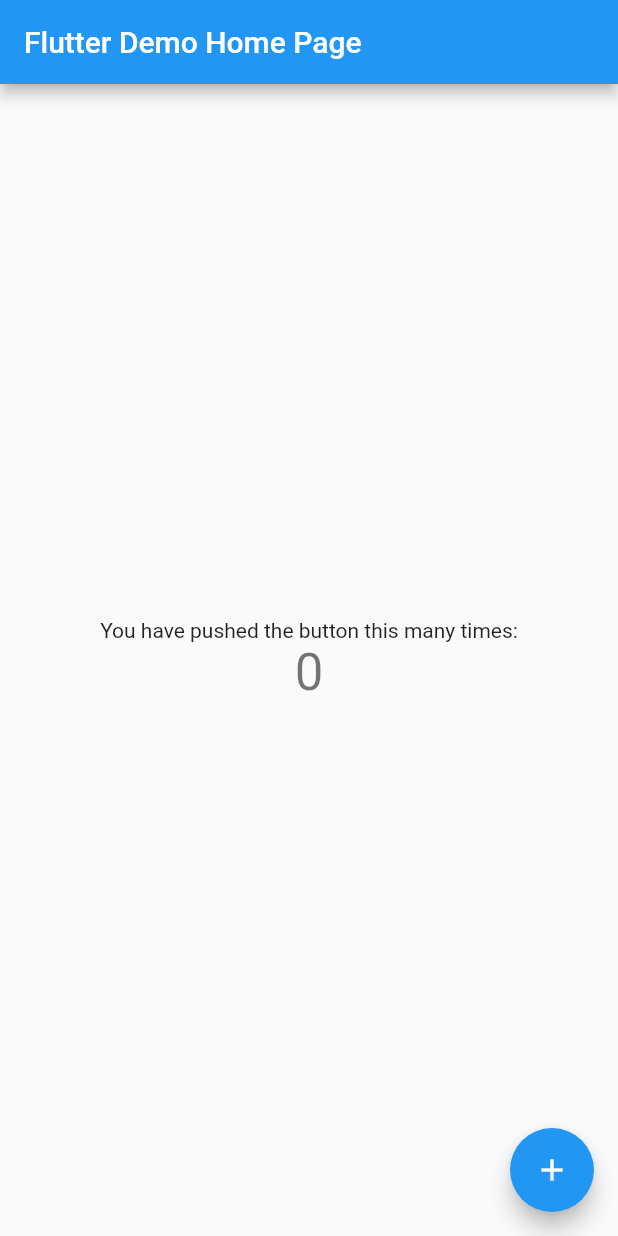
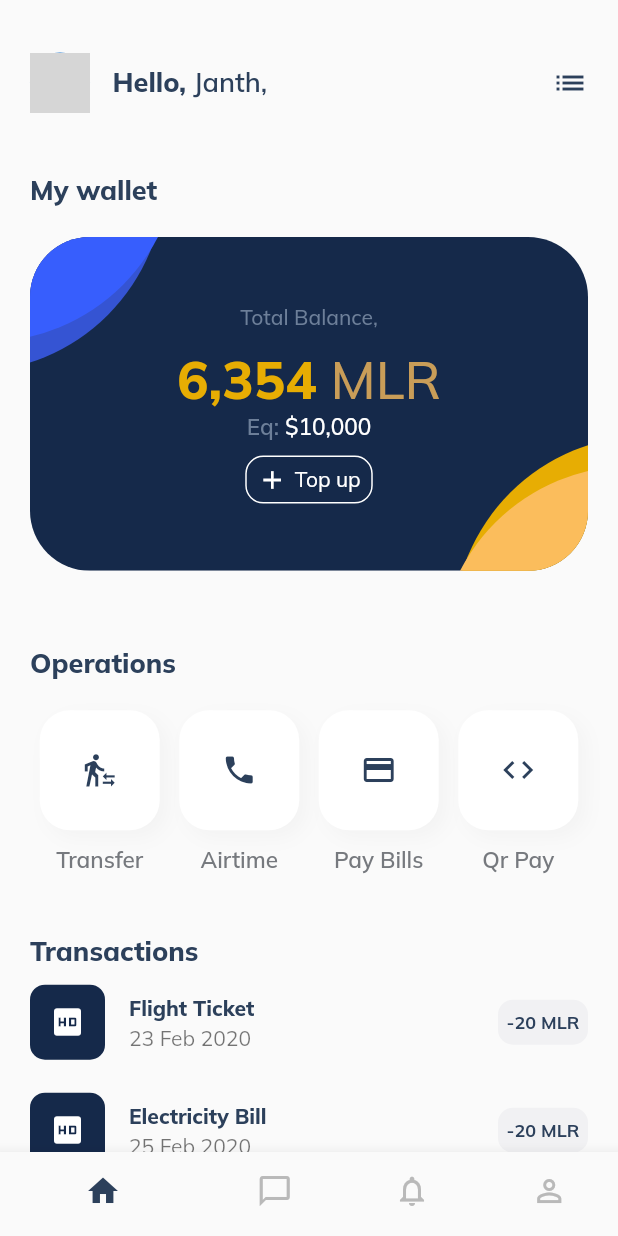
Before and after one commit to bcExpt1123/flutter-wallet-app, a Flutter app: the screen it shows after launch, on a phone screen of 412 x 824 dp. Run offline on Flutter 3.47's test engine with Material 2 defaults, Android fonts, the phone set to English and light mode, and no system bars; our stand-ins replace google_fonts; network calls fail; grey boxes are pictures that could not be loaded.

Commit message:
home page added

```diff
--- a/lib/main.dart
+++ b/lib/main.dart
@@ -1,111 +1,23 @@
 import 'package:flutter/material.dart';
+import 'package:flutter_wallet_app/src/theme/theme.dart';
+import 'package:google_fonts/google_fonts.dart';
+
+import 'src/pages/homePage.dart';
 
 void main() => runApp(MyApp());
 
 class MyApp extends StatelessWidget {
-  // This widget is the root of your application.
   @override
   Widget build(BuildContext context) {
     return MaterialApp(
-      title: 'Flutter Demo',
-      theme: ThemeData(
-        // This is the theme of your application.
-        //
-        // Try running your application with "flutter run". You'll see the
-        // application has a blue toolbar. Then, without quitting the app, try
-        // changing the primarySwatch below to Colors.green and then invoke
-        // "hot reload" (press "r" in the console where you ran "flutter run",
-        // or simply save your changes to "hot reload" in a Flutter IDE).
-        // Notice that the counter didn't reset back to zero; the application
-        // is not restarted.
-        primarySwatch: Colors.blue,
+      title: 'Wallet App',
+      debugShowCheckedModeBanner: false,
+      theme: AppTheme.lightTheme.copyWith(
+        textTheme: GoogleFonts.muliTextTheme(
+          Theme.of(context).textTheme,
+        ),
       ),
-      home: MyHomePage(title: 'Flutter Demo Home Page'),
+      home: HomePage(),
     );
   }
 }
-
-class MyHomePage extends StatefulWidget {
-  MyHomePage({Key key, this.title}) : super(key: key);
-
-  // This widget is the home page of your application. It is stateful, meaning
-  // that it has a State object (defined below) that contains fields that affect
-  // how it looks.
-
-  // This class is the configuration for the state. It holds the values (in this
-  // case the title) provided by the parent (in this case the App widget) and
-  // used by the build method of the State. Fields in a Widget subclass are
-  // always marked "final".
-
-  final String title;
-
-  @override
-  _MyHomePageState createState() => _MyHomePageState();
-}
-
-class _MyHomePageState extends State<MyHomePage> {
-  int _counter = 0;
-
-  void _incrementCounter() {
-    setState(() {
-      // This call to setState tells the Flutter framework that something has
-      // changed in this State, which causes it to rerun the build method below
-      // so that the display can reflect the updated values. If we changed
-      // _counter without calling setState(), then the build method would not be
-      // called again, and so nothing would appear to happen.
-      _counter++;
-    });
-  }
-
-  @override
-  Widget build(BuildContext context) {
-    // This method is rerun every time setState is called, for instance as done
-    // by the _incrementCounter method above.
-    //
-    // The Flutter framework has been optimized to make rerunning build methods
-    // fast, so that you can just rebuild anything that needs updating rather
-    // than having to individually change instances of widgets.
-    return Scaffold(
-      appBar: AppBar(
-        // Here we take the value from the MyHomePage object that was created by
-        // the App.build method, and use it to set our appbar title.
-        title: Text(widget.title),
-      ),
-      body: Center(
-        // Center is a layout widget. It takes a single child and positions it
-        // in the middle of the parent.
-        child: Column(
-          // Column is also a layout widget. It takes a list of children and
-          // arranges them vertically. By default, it sizes itself to fit its
-          // children horizontally, and tries to be as tall as its parent.
-          //
-          // Invoke "debug painting" (press "p" in the console, choose the
-          // "Toggle Debug Paint" action from the Flutter Inspector in Android
-          // Studio, or the "Toggle Debug Paint" command in Visual Studio Code)
-          // to see the wireframe for each widget.
-          //
-          // Column has various properties to control how it sizes itself and
-          // how it positions its children. Here we use mainAxisAlignment to
-          // center the children vertically; the main axis here is the vertical
-          // axis because Columns are vertical (the cross axis would be
-          // horizontal).
-          mainAxisAlignment: MainAxisAlignment.center,
-          children: <Widget>[
-            Text(
-              'You have pushed the button this many times:',
-            ),
-            Text(
-              '$_counter',
-              style: Theme.of(context).textTheme.display1,
-            ),
-          ],
-        ),
-      ),
-      floatingActionButton: FloatingActionButton(
-        onPressed: _incrementCounter,
-        tooltip: 'Increment',
-        child: Icon(Icons.add),
-      ), // This trailing comma makes auto-formatting nicer for build methods.
-    );
-  }
-}
--- /dev/null
+++ b/lib/src/pages/homePage.dart
@@ -0,0 +1,155 @@
+
+import 'package:flutter/material.dart';
+import 'package:flutter_wallet_app/src/theme/light_color.dart';
+import 'package:flutter_wallet_app/src/theme/theme.dart';
+import 'package:flutter_wallet_app/src/widgets/balance_card.dart';
+import 'package:flutter_wallet_app/src/widgets/bottom_navigation_bar.dart';
+import 'package:flutter_wallet_app/src/widgets/title_text.dart';
+import 'package:google_fonts/google_fonts.dart';
+
+class HomePage extends StatefulWidget {
+  HomePage({Key key}) : super(key: key);
+
+  @override
+  _HomePageState createState() => _HomePageState();
+}
+
+class _HomePageState extends State<HomePage> {
+
+
+  Widget _appBar(){
+    return Row(
+      children: <Widget>[
+        CircleAvatar(
+          backgroundImage: NetworkImage("https://jshopping.in/images/detailed/591/ibboll-Fashion-Mens-Optical-Glasses-Frames-Classic-Square-Wrap-Frame-Luxury-Brand-Men-Clear-Eyeglasses-Frame.jpg"),
+        ),
+        SizedBox(width: 15),
+        TitleText(text: "Hello,"),
+        Text(' Janth,',
+         style:GoogleFonts.muli(
+            fontSize: 18,
+            fontWeight: FontWeight.w600,
+            color:LightColor.navyBlue2)
+        ),
+        Expanded(child: SizedBox(),),
+        Icon(Icons.list, color: Theme.of(context).iconTheme.color,)
+      ],
+    );
+  }
+
+  Widget _operationsWidget(){
+    return Row(
+      mainAxisAlignment: MainAxisAlignment.spaceAround,
+      children: <Widget>[
+        _icon(Icons.transfer_within_a_station,"Transfer"),
+        _icon(Icons.phone,"Airtime"),
+        _icon(Icons.payment,"Pay Bills"),
+        _icon(Icons.code,"Qr Pay"),
+      ],
+    );
+  }
+
+  Widget _icon(IconData icon, String text){
+    return Column(
+      children: <Widget>[
+        Container(
+          height: 80,
+          width: 80,
+          margin: EdgeInsets.symmetric(vertical: 10),
+          decoration: BoxDecoration(
+            color: Colors.white,
+            borderRadius: BorderRadius.all(Radius.circular(20)),
+            boxShadow: <BoxShadow>[
+              BoxShadow(
+                color: Color(0xfff3f3f3),
+                offset: Offset(5,5),
+                blurRadius: 10
+              )
+            ]
+          ),
+          child: Icon(icon),
+        ),
+        Text(
+          text,
+          style:GoogleFonts.muli(
+            textStyle: Theme.of(context).textTheme.display1,
+            fontSize: 15,
+            fontWeight: FontWeight.w600,
+            color:Color(0xff76797e))
+        ),
+      ],
+    );
+  }
+  Widget _transectionList(){
+    return Column(
+      children: <Widget>[
+        _transection("Flight Ticket", "23 Feb 2020"),
+        _transection("Electricity Bill", "25 Feb 2020"),
+        _transection("Flight Ticket", "03 Mar 2020"),
+      ],
+    );
+  }
+  Widget _transection(String text, String time){
+    return ListTile(
+      leading: Container(
+        height: 50,
+        width: 50,
+        decoration: BoxDecoration(
+          color: LightColor.navyBlue1,
+          borderRadius: BorderRadius.all(Radius.circular(10)),
+        ),
+        child: Icon(Icons.hd,color:Colors.white),
+      ) ,
+     contentPadding: EdgeInsets.symmetric(),
+     title: TitleText(text: text, fontSize: 14,),
+     subtitle: Text(time),
+     trailing:  Container(
+        height: 30,
+        width: 60,
+        alignment: Alignment.center,
+        decoration: BoxDecoration(
+          color: LightColor.lightGrey,
+          borderRadius: BorderRadius.all(Radius.circular(10)),
+        ),
+        child: Text('-20 MLR',
+          style:GoogleFonts.muli(
+            fontSize: 12,
+            fontWeight: FontWeight.bold,
+            color:LightColor.navyBlue2)
+        )
+      ) ,
+   );
+ }
+
+  @override
+  Widget build(BuildContext context) {
+    return Scaffold(
+      bottomNavigationBar: BottomNavigation(),
+      body: SafeArea(
+        child:SingleChildScrollView(
+          child: Container(
+            padding: EdgeInsets.symmetric(horizontal: 20),
+            child:Column(
+              crossAxisAlignment: CrossAxisAlignment.start,
+              children: <Widget>[
+                SizedBox(height:35),
+                _appBar(),
+                SizedBox(height: 40,),
+                TitleText(text:"My wallet"),
+                SizedBox(height: 20,),
+                BalanceCard(),
+                SizedBox(height: 50,),
+                TitleText(text: "Operations",),
+                SizedBox(height: 10,),
+                _operationsWidget(),
+                SizedBox(height: 40,),
+                TitleText(text: "Transactions",),
+                _transectionList(),
+              ],
+            )
+          ),
+        )
+      )
+    );
+  }
+}
--- a/lib/src/theme/light_color.dart
+++ b/lib/src/theme/light_color.dart
@@ -1,27 +1,24 @@
-
 import 'package:flutter/material.dart';
 
 class LightColor {
-
   static const Color background = Color(0XFFFFFFFF);
 
   static const Color titleTextColor = const Color(0xff1d2635);
   static const Color subTitleTextColor = const Color(0xff797878);
 
-  static const Color bottonTitleTextColor = const Color(0xffd4d4ea);
-
   static const Color lightBlue1 = Color(0xff375efd);
   static const Color lightBlue2 = Color(0xff3554d3);
   static const Color navyBlue1 = Color(0xff15294a);
+  static const Color lightNavyBlue = Color(0xff6d7f99);
   static const Color navyBlue2 = Color(0xff2c405b);
 
   static const Color yellow = Color(0xfffbbd5c);
   static const Color yellow2 = Color(0xffe7ad03);
 
-  static const Color grey = Color(0xfff1f1f3);
+  static const Color lightGrey = Color(0xfff1f1f3);
+  static const Color grey = Color(0xffb9b9b9);
   static const Color darkgrey = Color(0xff625f6a);
 
   static const Color black = Color(0xff040405);
   static const Color lightblack = Color(0xff3E404D);
-  static const Color lightGrey = Color(0xffDFE7DD);
 }
--- a/lib/src/theme/theme.dart
+++ b/lib/src/theme/theme.dart
@@ -9,10 +9,9 @@ class AppTheme {
     primarySwatch: Colors.blue,
     backgroundColor: LightColor.background,
     primaryColor: LightColor.navyBlue2,
-    accentColor: LightColor.lightblack,
     cardTheme: CardTheme(color: LightColor.background),
     textTheme: TextTheme(display1: TextStyle(color: LightColor.black)),
-    iconTheme: IconThemeData(color: LightColor.lightblack),
+    iconTheme: IconThemeData(color: LightColor.navyBlue2),
     bottomAppBarColor: LightColor.background,
     dividerColor: LightColor.lightGrey,
     primaryTextTheme: TextTheme(
@@ -20,13 +19,10 @@ class AppTheme {
     )
   );
 
-  static TextStyle titleStyle =
-      const TextStyle(color: LightColor.titleTextColor, fontSize: 16);
-  static TextStyle subTitleStyle =
-      const TextStyle(color: LightColor.subTitleTextColor, fontSize: 12);
+  static TextStyle titleStyle = const TextStyle(color: LightColor.titleTextColor, fontSize: 16);
+  static TextStyle subTitleStyle = const TextStyle(color: LightColor.subTitleTextColor, fontSize: 12);
 
-  static TextStyle h1Style =
-      const TextStyle(fontSize: 24, fontWeight: FontWeight.bold);
+  static TextStyle h1Style = const TextStyle(fontSize: 24, fontWeight: FontWeight.bold);
   static TextStyle h2Style = const TextStyle(fontSize: 22);
   static TextStyle h3Style = const TextStyle(fontSize: 20);
   static TextStyle h4Style = const TextStyle(fontSize: 18);
--- /dev/null
+++ b/lib/src/widgets/balance_card.dart
@@ -0,0 +1,134 @@
+import 'package:flutter/material.dart';
+import 'package:flutter_wallet_app/src/theme/light_color.dart';
+import 'package:google_fonts/google_fonts.dart';
+
+class BalanceCard extends StatelessWidget {
+  const BalanceCard({Key key}) : super(key: key);
+
+  @override
+  Widget build(BuildContext context) {
+    return Container(
+      child: ClipRRect(
+          borderRadius: BorderRadius.all(Radius.circular(40)),
+          child: Container(
+            width: MediaQuery.of(context).size.width,
+            height: MediaQuery.of(context).size.height * .27,
+            color: LightColor.navyBlue1,
+            child: Stack(
+              fit: StackFit.expand,
+              children: <Widget>[
+                Column(
+                  mainAxisAlignment: MainAxisAlignment.center,
+                  crossAxisAlignment: CrossAxisAlignment.center,
+                  children: <Widget>[
+                    Text(
+                      'Total Balance,',
+                      style: TextStyle(
+                          fontSize: 14,
+                          fontWeight: FontWeight.w500,
+                          color: LightColor.lightNavyBlue),
+                    ),
+                    SizedBox(height: 10),
+                    Row(
+                      mainAxisAlignment: MainAxisAlignment.center,
+                      children: <Widget>[
+                        Text(
+                          '6,354',
+                          style: GoogleFonts.muli(
+                              textStyle: Theme.of(context).textTheme.display1,
+                              fontSize: 35,
+                              fontWeight: FontWeight.w800,
+                              color: LightColor.yellow2),
+                        ),
+                        Text(
+                          ' MLR',
+                          style: TextStyle(
+                              fontSize: 35,
+                              fontWeight: FontWeight.w500,
+                              color: LightColor.yellow.withAlpha(200)),
+                        ),
+                      ],
+                    ),
+                    Row(
+                      mainAxisAlignment: MainAxisAlignment.center,
+                      children: <Widget>[
+                        Text(
+                          'Eq:',
+                          style: GoogleFonts.muli(
+                              textStyle: Theme.of(context).textTheme.display1,
+                              fontSize: 15,
+                              fontWeight: FontWeight.w600,
+                              color: LightColor.lightNavyBlue),
+                        ),
+                        Text(
+                          ' \$10,000',
+                          style: TextStyle(
+                              fontSize: 15,
+                              fontWeight: FontWeight.w500,
+                              color: Colors.white),
+                        ),
+                      ],
+                    ),
+                    SizedBox(
+                      height: 10,
+                    ),
+                    Container(
+                        width: 85,
+                        padding:
+                            EdgeInsets.symmetric(horizontal: 5, vertical: 5),
+                        decoration: BoxDecoration(
+                            borderRadius: BorderRadius.all(Radius.circular(12)),
+                            border: Border.all(color: Colors.white, width: 1)),
+                        child: Row(
+                          mainAxisAlignment: MainAxisAlignment.center,
+                          children: <Widget>[
+                            Icon(
+                              Icons.add,
+                              color: Colors.white,
+                              size: 20,
+                            ),
+                            SizedBox(width: 5),
+                            Text("Top up",
+                                style: TextStyle(color: Colors.white)),
+                          ],
+                        ))
+                  ],
+                ),
+                Positioned(
+                  left: -170,
+                  top: -170,
+                  child: CircleAvatar(
+                    radius: 130,
+                    backgroundColor: LightColor.lightBlue2,
+                  ),
+                ),
+                Positioned(
+                  left: -160,
+                  top: -190,
+                  child: CircleAvatar(
+                    radius: 130,
+                    backgroundColor: LightColor.lightBlue1,
+                  ),
+                ),
+                Positioned(
+                  right: -170,
+                  bottom: -170,
+                  child: CircleAvatar(
+                    radius: 130,
+                    backgroundColor: LightColor.yellow2,
+                  ),
+                ),
+                Positioned(
+                  right: -160,
+                  bottom: -190,
+                  child: CircleAvatar(
+                    radius: 130,
+                    backgroundColor: LightColor.yellow,
+                  ),
+                )
+              ],
+            ),
+          )),
+    );
+  }
+}
--- /dev/null
+++ b/lib/src/widgets/bottom_navigation_bar.dart
@@ -0,0 +1,28 @@
+import 'package:flutter/material.dart';
+import 'package:flutter_wallet_app/src/theme/light_color.dart';
+
+class BottomNavigation extends StatelessWidget {
+  const BottomNavigation({Key key}) : super(key: key);
+  BottomNavigationBarItem _icons(IconData icon){
+    return BottomNavigationBarItem(
+      icon: Icon(icon,),
+      title: Text('')
+    );
+  }
+  @override
+  Widget build(BuildContext context) {
+    return BottomNavigationBar(
+      showUnselectedLabels: false,
+      showSelectedLabels: false,
+      selectedItemColor:LightColor.navyBlue2,
+      unselectedItemColor: LightColor.grey,
+      currentIndex: 0,
+        items: [
+          _icons(Icons.home,),
+          _icons(Icons.chat_bubble_outline),
+          _icons(Icons.notifications_none),
+          _icons(Icons.person_outline),
+        ],
+    );
+  }
+}
--- /dev/null
+++ b/lib/src/widgets/title_text.dart
@@ -0,0 +1,18 @@
+import 'package:flutter/material.dart';
+import 'package:flutter_wallet_app/src/theme/light_color.dart';
+import 'package:google_fonts/google_fonts.dart';
+
+class TitleText extends StatelessWidget {
+  final String text;
+  final double fontSize;
+  const TitleText({Key key, this.text, this.fontSize = 18}) : super(key: key);
+  @override
+  Widget build(BuildContext context) {
+    return Text(text,
+     style:GoogleFonts.muli(
+            fontSize: fontSize,
+            fontWeight: FontWeight.w800,
+            color:LightColor.navyBlue2)
+        );
+  }
+}
```
